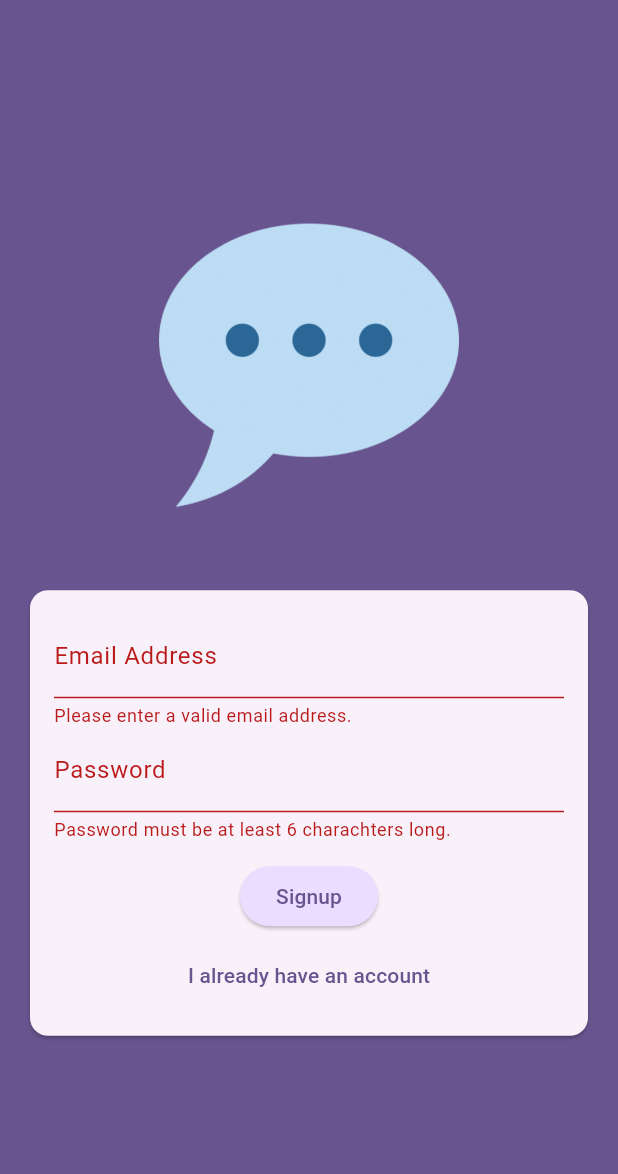
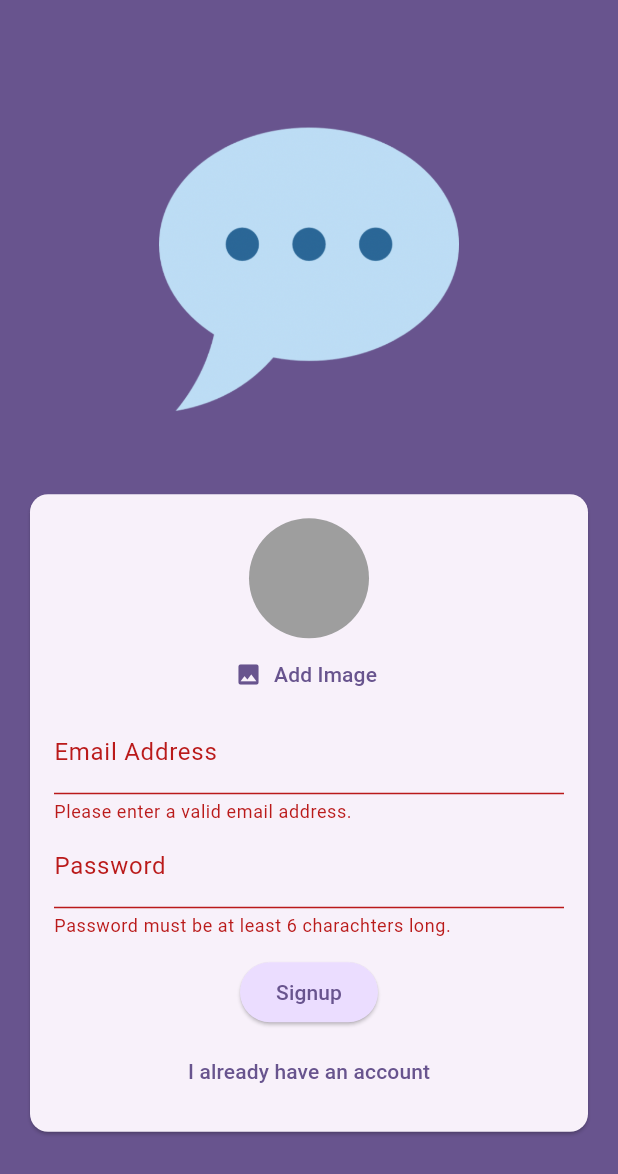
Before and after one commit to ragad-alshobaki/ChatApp_CLI, a Flutter app: the screen it shows after launch, after a tap on "Login", after a tap on "Create an account", on a phone screen of 412 x 824 dp. Shown: the top 1174 px of the screen. Run offline on Flutter 3.47's test engine with Material 3 defaults, Android fonts, the light colour scheme and no system bars; our stand-ins replace firebase_auth, firebase_core, image_picker; accounts and stored records are empty.

Commit message:
pick image

```diff
--- a/lib/screens/auth.dart
+++ b/lib/screens/auth.dart
@@ -1,4 +1,5 @@
 import 'dart:developer';
+import 'package:chat_app_cli/widgets/user_image.dart';
 import 'package:flutter/material.dart';
 
 import 'package:firebase_auth/firebase_auth.dart';
@@ -86,6 +87,8 @@
                       key: _formKey,
                       child: Column(
                         children: [
+                          if(!_isLogin)
+                          UserImagePicker(),
                           TextFormField(
                             controller: _emailController,
                             decoration: InputDecoration(
--- /dev/null
+++ b/lib/widgets/user_image.dart
@@ -0,0 +1,51 @@
+import 'dart:io';
+
+import 'package:flutter/material.dart';
+import 'package:image_picker/image_picker.dart';
+
+class UserImagePicker extends StatefulWidget {
+  const UserImagePicker({super.key});
+
+  @override
+  State<UserImagePicker> createState() => _UserImagePickerState();
+}
+
+class _UserImagePickerState extends State<UserImagePicker> {
+  File? _pickedImageFile;
+
+  void _pickImage() async{
+    final XFile? pickedImage = await ImagePicker().pickImage(
+      source: ImageSource.camera,
+      maxWidth: 150,
+      imageQuality: 50,
+    );
+    if (pickedImage == null) {
+      return;
+    }
+
+    setState(() {
+      _pickedImageFile = File(pickedImage.path);
+    });
+  }
+
+  @override
+  Widget build(BuildContext context) {
+    return Column(
+      children: [
+        CircleAvatar(
+          radius: 40,
+          backgroundColor: Colors.grey,
+          foregroundImage: _pickedImageFile == null ? null : FileImage(_pickedImageFile!),
+        ),
+        TextButton.icon(
+          onPressed: _pickImage,
+          icon: Icon(Icons.image),
+          label: Text('Add Image',
+            style: TextStyle(
+              color: Theme.of(context).primaryColor,
+            ),
+          ))
+      ],
+    );
+  }
+}
```
